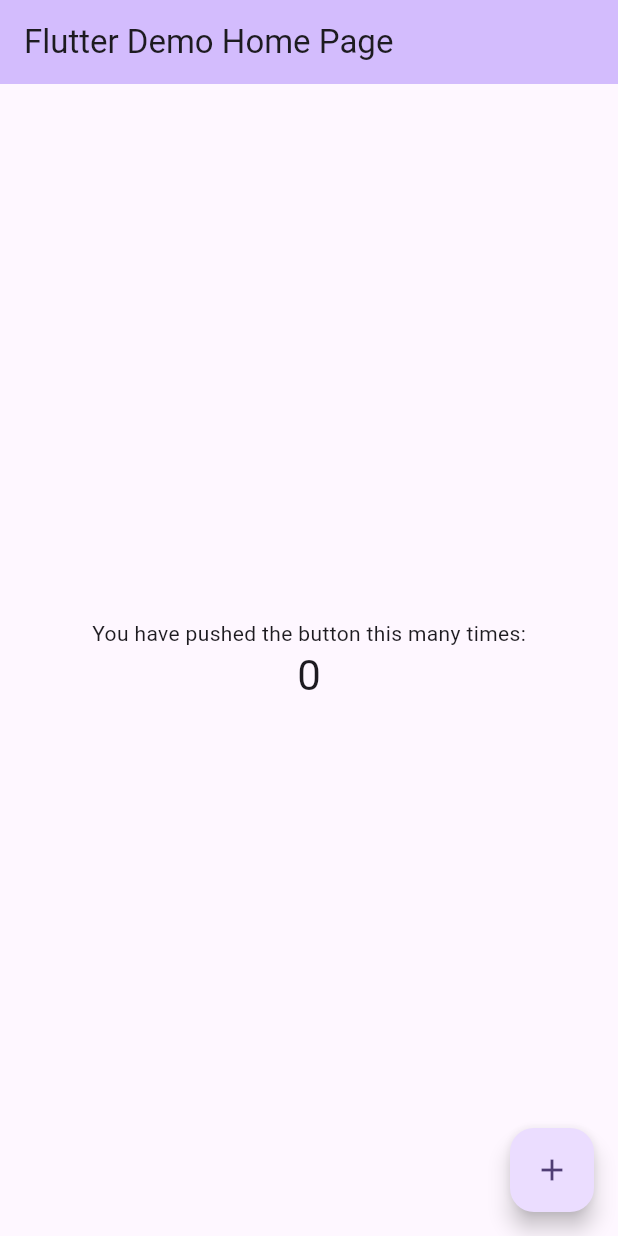
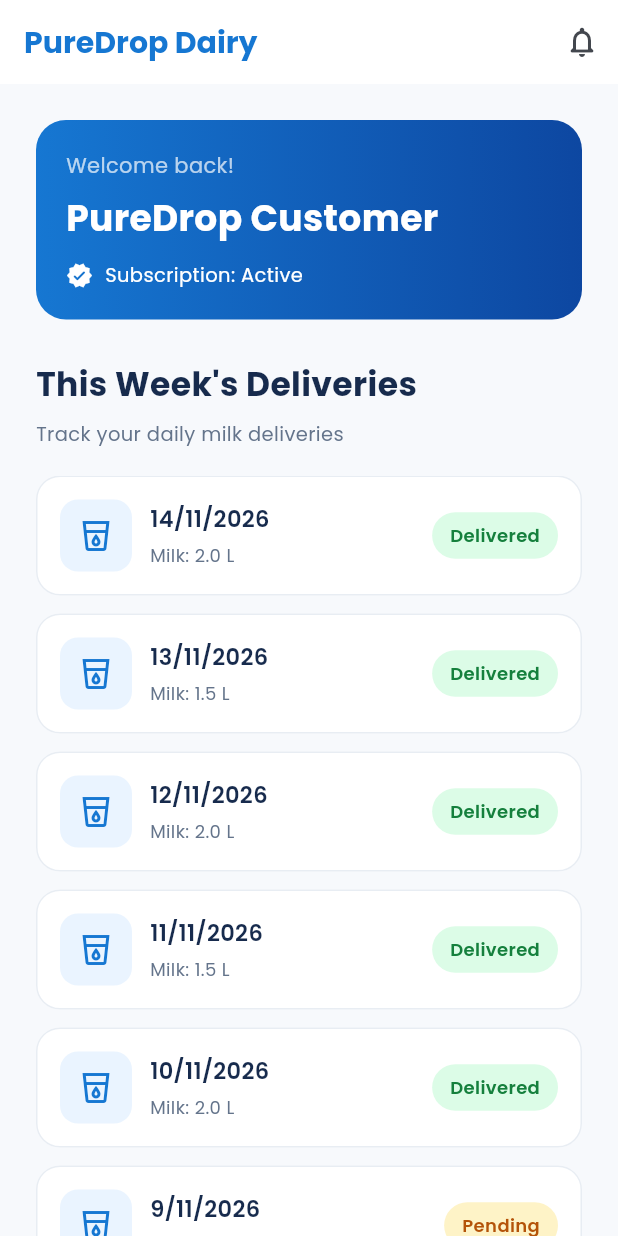
Before and after one commit to asad1e331/puredrop_dairy, a Flutter app: the screen it shows after launch, on a phone screen of 412 x 824 dp. Run offline on Flutter 3.47's test engine with Material 3 defaults, Android fonts, the phone set to English and light mode, and no system bars; our stand-ins replace flutter_riverpod, google_fonts.

Commit message:
feat: complete responsive delivery dashboard and tests

```diff
--- a/lib/features/deliveries/data/providers/delivery_providers.dart
+++ b/lib/features/deliveries/data/providers/delivery_providers.dart
@@ -1,5 +1,5 @@
+import 'package:flutter_riverpod/flutter_riverpod.dart';
 
-import 'package:flutter_riverpod/flutter_riverpod.dart';
 import '../../domain/entities/delivery.dart';
 import '../../domain/repositories/delivery_repository.dart';
 import '../datasources/mock_delivery_service.dart';
--- a/lib/features/deliveries/data/repositories/mock_delivery_repository.dart
+++ b/lib/features/deliveries/data/repositories/mock_delivery_repository.dart
@@ -1,4 +1,3 @@
-
 import '../../domain/entities/delivery.dart';
 import '../../domain/repositories/delivery_repository.dart';
 import '../datasources/mock_delivery_service.dart';
--- a/lib/features/deliveries/domain/repositories/delivery_repository.dart
+++ b/lib/features/deliveries/domain/repositories/delivery_repository.dart
@@ -1,4 +1,3 @@
-
 import '../entities/delivery.dart';
 
 abstract class DeliveryRepository {
--- /dev/null
+++ b/lib/features/deliveries/presentation/screens/dashboard_screen.dart
@@ -0,0 +1,177 @@
+import 'package:flutter/material.dart';
+import 'package:flutter_riverpod/flutter_riverpod.dart';
+
+import '../../data/providers/delivery_providers.dart';
+import '../widgets/delivery_card.dart';
+
+class DashboardScreen extends ConsumerWidget {
+  const DashboardScreen({super.key});
+
+  @override
+  Widget build(BuildContext context, WidgetRef ref) {
+    final deliveriesAsync = ref.watch(weeklyDeliveriesProvider);
+
+    final screenWidth = MediaQuery.sizeOf(context).width;
+    final isCompact = screenWidth < 360;
+
+    final horizontalPadding = isCompact ? 16.0 : 24.0;
+
+    return Scaffold(
+      backgroundColor: const Color(0xFFF7F9FC),
+      appBar: AppBar(
+        backgroundColor: Colors.white,
+        surfaceTintColor: Colors.white,
+        elevation: 0,
+        title: const Text(
+          'PureDrop Dairy',
+          style: TextStyle(
+            color: Color(0xFF1677D2),
+            fontSize: 20,
+            fontWeight: FontWeight.bold,
+          ),
+        ),
+        actions: [
+          IconButton(
+            onPressed: () {},
+            icon: const Icon(Icons.notifications_none_rounded),
+            tooltip: 'Notifications',
+          ),
+        ],
+      ),
+      body: SafeArea(
+        child: Center(
+          child: ConstrainedBox(
+            constraints: const BoxConstraints(maxWidth: 650),
+            child: Padding(
+              padding: EdgeInsets.symmetric(horizontal: horizontalPadding),
+              child: Column(
+                crossAxisAlignment: CrossAxisAlignment.start,
+                children: [
+                  const SizedBox(height: 24),
+
+                  // Customer information
+                  Container(
+                    width: double.infinity,
+                    padding: const EdgeInsets.all(20),
+                    decoration: BoxDecoration(
+                      gradient: const LinearGradient(
+                        colors: [Color(0xFF1677D2), Color(0xFF0D47A1)],
+                      ),
+                      borderRadius: BorderRadius.circular(20),
+                    ),
+                    child: Column(
+                      crossAxisAlignment: CrossAxisAlignment.start,
+                      children: [
+                        const Text(
+                          'Welcome back!',
+                          style: TextStyle(color: Colors.white70, fontSize: 14),
+                        ),
+                        const SizedBox(height: 8),
+                        Text(
+                          'PureDrop Customer',
+                          style: TextStyle(
+                            color: Colors.white,
+                            fontSize: isCompact ? 20 : 24,
+                            fontWeight: FontWeight.bold,
+                          ),
+                        ),
+                        const SizedBox(height: 12),
+                        const Row(
+                          children: [
+                            Icon(
+                              Icons.verified_rounded,
+                              color: Colors.white,
+                              size: 18,
+                            ),
+                            SizedBox(width: 8),
+                            Expanded(
+                              child: Text(
+                                'Subscription: Active',
+                                style: TextStyle(
+                                  color: Colors.white,
+                                  fontSize: 13,
+                                ),
+                              ),
+                            ),
+                          ],
+                        ),
+                      ],
+                    ),
+                  ),
+
+                  const SizedBox(height: 28),
+
+                  Text(
+                    "This Week's Deliveries",
+                    style: TextStyle(
+                      fontSize: isCompact ? 18 : 22,
+                      fontWeight: FontWeight.bold,
+                      color: const Color(0xFF172B4D),
+                    ),
+                  ),
+
+                  const SizedBox(height: 8),
+
+                  const Text(
+                    'Track your daily milk deliveries',
+                    style: TextStyle(color: Color(0xFF64748B), fontSize: 13),
+                  ),
+
+                  const SizedBox(height: 18),
+
+                  // Riverpod loading, error, data states
+                  Expanded(
+                    child: deliveriesAsync.when(
+                      loading: () =>
+                          const Center(child: CircularProgressIndicator()),
+
+                      error: (error, stackTrace) => Center(
+                        child: Column(
+                          mainAxisSize: MainAxisSize.min,
+                          children: [
+                            const Icon(
+                              Icons.error_outline,
+                              color: Colors.red,
+                              size: 40,
+                            ),
+                            const SizedBox(height: 12),
+                            const Text('Unable to load deliveries'),
+                            const SizedBox(height: 12),
+                            ElevatedButton(
+                              onPressed: () {
+                                ref.invalidate(weeklyDeliveriesProvider);
+                              },
+                              child: const Text('Retry'),
+                            ),
+                          ],
+                        ),
+                      ),
+
+                      data: (deliveries) {
+                        if (deliveries.isEmpty) {
+                          return const Center(
+                            child: Text('No deliveries available'),
+                          );
+                        }
+
+                        return ListView.builder(
+                          padding: const EdgeInsets.only(bottom: 24),
+                          itemCount: deliveries.length,
+                          itemBuilder: (context, index) {
+                            final delivery = deliveries[index];
+
+                            return DeliveryCard(delivery: delivery);
+                          },
+                        );
+                      },
+                    ),
+                  ),
+                ],
+              ),
+            ),
+          ),
+        ),
+      ),
+    );
+  }
+}
--- /dev/null
+++ b/lib/features/deliveries/presentation/widgets/delivery_card.dart
@@ -0,0 +1,83 @@
+import 'package:flutter/material.dart';
+
+import '../../domain/entities/delivery.dart';
+import 'delivery_status_badge.dart';
+
+class DeliveryCard extends StatelessWidget {
+  final Delivery delivery;
+
+  const DeliveryCard({super.key, required this.delivery});
+
+  @override
+  Widget build(BuildContext context) {
+    final date = delivery.date;
+
+    final formattedDate = '${date.day}/${date.month}/${date.year}';
+
+    final quantity = '${delivery.quantity.toStringAsFixed(1)} L';
+
+    final screenWidth = MediaQuery.sizeOf(context).width;
+    final isCompact = screenWidth < 360;
+
+    return Card(
+      elevation: 0,
+      color: Colors.white,
+      margin: const EdgeInsets.only(bottom: 12),
+      shape: RoundedRectangleBorder(
+        borderRadius: BorderRadius.circular(16),
+        side: const BorderSide(color: Color(0xFFE8EDF3)),
+      ),
+      child: Padding(
+        padding: EdgeInsets.all(isCompact ? 12 : 16),
+        child: Row(
+          children: [
+            Container(
+              width: isCompact ? 42 : 48,
+              height: isCompact ? 42 : 48,
+              decoration: BoxDecoration(
+                color: const Color(0xFFEAF4FF),
+                borderRadius: BorderRadius.circular(12),
+              ),
+              child: const Icon(
+                Icons.local_drink_outlined,
+                color: Color(0xFF1677D2),
+              ),
+            ),
+
+            const SizedBox(width: 12),
+
+            Expanded(
+              child: Column(
+                crossAxisAlignment: CrossAxisAlignment.start,
+                children: [
+                  Text(
+                    formattedDate,
+                    style: TextStyle(
+                      fontSize: isCompact ? 13 : 15,
+                      fontWeight: FontWeight.w600,
+                      color: const Color(0xFF172B4D),
+                    ),
+                  ),
+
+                  const SizedBox(height: 5),
+
+                  Text(
+                    'Milk: $quantity',
+                    style: const TextStyle(
+                      fontSize: 12,
+                      color: Color(0xFF64748B),
+                    ),
+                  ),
+                ],
+              ),
+            ),
+
+            const SizedBox(width: 6),
+
+            DeliveryStatusBadge(status: delivery.status),
+          ],
+        ),
+      ),
+    );
+  }
+}
--- /dev/null
+++ b/lib/features/deliveries/presentation/widgets/delivery_status_badge.dart
@@ -0,0 +1,38 @@
+import 'package:flutter/material.dart';
+
+import '../../domain/entities/delivery.dart';
+
+class DeliveryStatusBadge extends StatelessWidget {
+  final DeliveryStatus status;
+
+  const DeliveryStatusBadge({super.key, required this.status});
+
+  @override
+  Widget build(BuildContext context) {
+    final isDelivered = status == DeliveryStatus.delivered;
+
+    final color = isDelivered
+        ? const Color(0xFF15803D)
+        : const Color(0xFFB45309);
+
+    final backgroundColor = isDelivered
+        ? const Color(0xFFDCFCE7)
+        : const Color(0xFFFEF3C7);
+
+    return Container(
+      padding: const EdgeInsets.symmetric(horizontal: 12, vertical: 7),
+      decoration: BoxDecoration(
+        color: backgroundColor,
+        borderRadius: BorderRadius.circular(20),
+      ),
+      child: Text(
+        isDelivered ? 'Delivered' : 'Pending',
+        style: TextStyle(
+          fontSize: 12,
+          fontWeight: FontWeight.w600,
+          color: color,
+        ),
+      ),
+    );
+  }
+}
--- a/lib/main.dart
+++ b/lib/main.dart
@@ -1,122 +1,36 @@
+
 import 'package:flutter/material.dart';
+import 'package:flutter_riverpod/flutter_riverpod.dart';
+import 'package:google_fonts/google_fonts.dart';
+import 'features/deliveries/presentation/screens/dashboard_screen.dart';
 
 void main() {
-  runApp(const MyApp());
+  WidgetsFlutterBinding.ensureInitialized();
+
+  runApp(
+    const ProviderScope(
+      child: PureDropDairyApp(),
+    ),
+  );
 }
 
-class MyApp extends StatelessWidget {
-  const MyApp({super.key});
+class PureDropDairyApp extends StatelessWidget {
+  const PureDropDairyApp({super.key});
 
-  // This widget is the root of your application.
   @override
   Widget build(BuildContext context) {
     return MaterialApp(
-      title: 'Flutter Demo',
+      title: 'PureDrop Dairy',
+      debugShowCheckedModeBanner: false,
       theme: ThemeData(
-        // This is the theme of your application.
-        //
-        // TRY THIS: Try running your application with "flutter run". You'll see
-        // the application has a purple toolbar. Then, without quitting the app,
-        // try changing the seedColor in the colorScheme below to Colors.green
-        // and then invoke "hot reload" (save your changes or press the "hot
-        // reload" button in a Flutter-supported IDE, or press "r" if you used
-        // the command line to start the app).
-        //
-        // Notice that the counter didn't reset back to zero; the application
-        // state is not lost during the reload. To reset the state, use hot
-        // restart instead.
-        //
-        // This works for code too, not just values: Most code changes can be
-        // tested with just a hot reload.
-        colorScheme: .fromSeed(seedColor: Colors.deepPurple),
+        useMaterial3: true,
+        scaffoldBackgroundColor: const Color(0xFFF7F9FC),
+        colorScheme: ColorScheme.fromSeed(
+          seedColor: const Color(0xFF1677D2),
+        ),
+        textTheme: GoogleFonts.poppinsTextTheme(),
       ),
-      home: const MyHomePage(title: 'Flutter Demo Home Page'),
+      home: const DashboardScreen(),
     );
   }
 }
-
-class MyHomePage extends StatefulWidget {
-  const MyHomePage({super.key, required this.title});
-
-  // This widget is the home page of your application. It is stateful, meaning
-  // that it has a State object (defined below) that contains fields that affect
-  // how it looks.
-
-  // This class is the configuration for the state. It holds the values (in this
-  // case the title) provided by the parent (in this case the App widget) and
-  // used by the build method of the State. Fields in a Widget subclass are
-  // always marked "final".
-
-  final String title;
-
-  @override
-  State<MyHomePage> createState() => _MyHomePageState();
-}
-
-class _MyHomePageState extends State<MyHomePage> {
-  int _counter = 0;
-
-  void _incrementCounter() {
-    setState(() {
-      // This call to setState tells the Flutter framework that something has
-      // changed in this State, which causes it to rerun the build method below
-      // so that the display can reflect the updated values. If we changed
-      // _counter without calling setState(), then the build method would not be
-      // called again, and so nothing would appear to happen.
-      _counter++;
-    });
-  }
-
-  @override
-  Widget build(BuildContext context) {
-    // This method is rerun every time setState is called, for instance as done
-    // by the _incrementCounter method above.
-    //
-    // The Flutter framework has been optimized to make rerunning build methods
-    // fast, so that you can just rebuild anything that needs updating rather
-    // than having to individually change instances of widgets.
-    return Scaffold(
-      appBar: AppBar(
-        // TRY THIS: Try changing the color here to a specific color (to
-        // Colors.amber, perhaps?) and trigger a hot reload to see the AppBar
-        // change color while the other colors stay the same.
-        backgroundColor: Theme.of(context).colorScheme.inversePrimary,
-        // Here we take the value from the MyHomePage object that was created by
-        // the App.build method, and use it to set our appbar title.
-        title: Text(widget.title),
-      ),
-      body: Center(
-        // Center is a layout widget. It takes a single child and positions it
-        // in the middle of the parent.
-        child: Column(
-          // Column is also a layout widget. It takes a list of children and
-          // arranges them vertically. By default, it sizes itself to fit its
-          // children horizontally, and tries to be as tall as its parent.
-          //
-          // Column has various properties to control how it sizes itself and
-          // how it positions its children. Here we use mainAxisAlignment to
-          // center the children vertically; the main axis here is the vertical
-          // axis because Columns are vertical (the cross axis would be
-          // horizontal).
-          //
-          // TRY THIS: Invoke "debug painting" (choose the "Toggle Debug Paint"
-          // action in the IDE, or press "p" in the console), to see the
-          // wireframe for each widget.
-          mainAxisAlignment: .center,
-          children: [
-            const Text('You have pushed the button this many times:'),
-            Text(
-              '$_counter',
-              style: Theme.of(context).textTheme.headlineMedium,
-            ),
-          ],
-        ),
-      ),
-      floatingActionButton: FloatingActionButton(
-        onPressed: _incrementCounter,
-        tooltip: 'Increment',
-        child: const Icon(Icons.add),
-      ),
-    );
-  }
-}
--- a/pubspec.yaml
+++ b/pubspec.yaml
@@ -35,7 +35,7 @@ dependencies:
   # Use with the CupertinoIcons class for iOS style icons.
   cupertino_icons: ^1.0.8
   flutter_riverpod: ^3.5.0
-  google_fonts: ^9.0.0
+  google_fonts: ^8.2.1
 
 dev_dependencies:
   flutter_test:
```
Also changed, not shown: lib/features/deliveries/data/datasources/mock_delivery_service.dart (+4 -12 lines), pubspec.lock, 1 other file.
